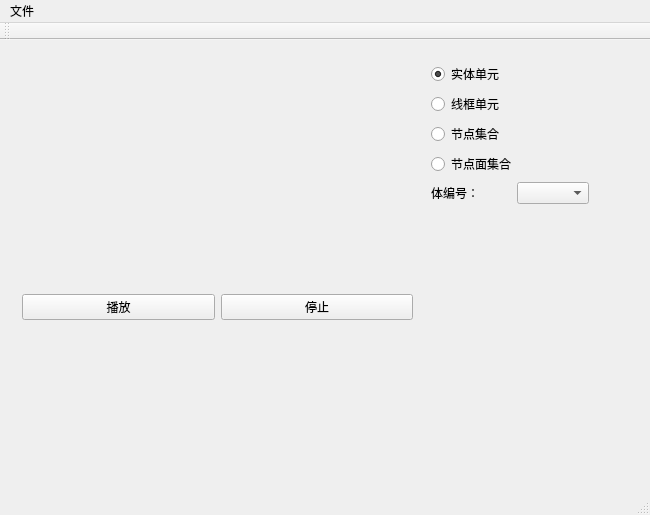
The window that vtkShower/vtkshower.ui (liuxq/vtkShower) describes before a commit, drawn with Qt 5.
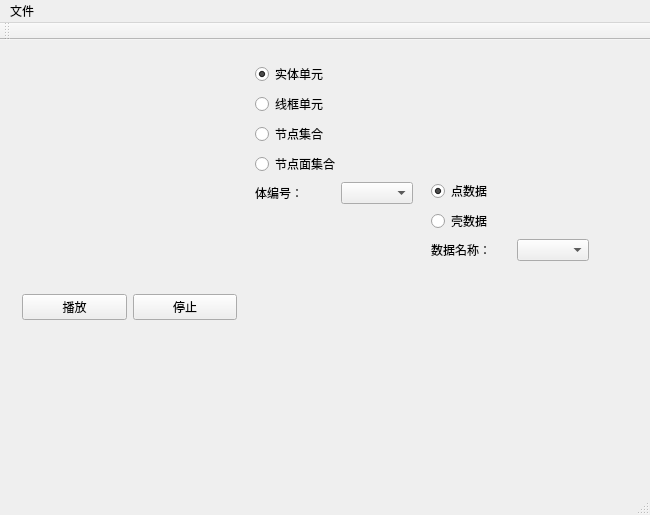
The same window after the commit. Custom widgets are drawn as their Qt base class.

```diff
--- a/vtkShower/vtkshower.ui
+++ b/vtkShower/vtkshower.ui
@@ -169,6 +169,110 @@
        </layout>
       </widget>
      </item>
+     <item>
+      <widget class="QWidget" name="right_widget_lsd" native="true">
+       <property name="sizePolicy">
+        <sizepolicy hsizetype="Fixed" vsizetype="Fixed">
+         <horstretch>0</horstretch>
+         <verstretch>0</verstretch>
+        </sizepolicy>
+       </property>
+       <property name="minimumSize">
+        <size>
+         <width>150</width>
+         <height>0</height>
+        </size>
+       </property>
+       <property name="maximumSize">
+        <size>
+         <width>150</width>
+         <height>16777215</height>
+        </size>
+       </property>
+       <layout class="QVBoxLayout" name="right_2">
+        <property name="sizeConstraint">
+         <enum>QLayout::SetFixedSize</enum>
+        </property>
+        <property name="leftMargin">
+         <number>1</number>
+        </property>
+        <item>
+         <widget class="QRadioButton" name="radioButton_point_data">
+          <property name="sizePolicy">
+           <sizepolicy hsizetype="Fixed" vsizetype="Fixed">
+            <horstretch>0</horstretch>
+            <verstretch>0</verstretch>
+           </sizepolicy>
+          </property>
+          <property name="minimumSize">
+           <size>
+            <width>150</width>
+            <height>0</height>
+           </size>
+          </property>
+          <property name="maximumSize">
+           <size>
+            <width>150</width>
+            <height>16777215</height>
+           </size>
+          </property>
+          <property name="text">
+           <string>点数据</string>
+          </property>
+          <property name="checked">
+           <bool>true</bool>
+          </property>
+         </widget>
+        </item>
+        <item>
+         <widget class="QRadioButton" name="radioButton_shell_data">
+          <property name="text">
+           <string>壳数据</string>
+          </property>
+         </widget>
+        </item>
+        <item>
+         <layout class="QHBoxLayout" name="horizontalLayout_data">
+          <item>
+           <widget class="QLabel" name="label_doc_2">
+            <property name="sizePolicy">
+             <sizepolicy hsizetype="Fixed" vsizetype="Preferred">
+              <horstretch>0</horstretch>
+              <verstretch>0</verstretch>
+             </sizepolicy>
+            </property>
+            <property name="minimumSize">
+             <size>
+              <width>80</width>
+              <height>0</height>
+             </size>
+            </property>
+            <property name="maximumSize">
+             <size>
+              <width>80</width>
+              <height>20</height>
+             </size>
+            </property>
+            <property name="text">
+             <string>数据名称：</string>
+            </property>
+           </widget>
+          </item>
+          <item>
+           <widget class="QComboBox" name="comboBox_data_name">
+            <property name="sizePolicy">
+             <sizepolicy hsizetype="Minimum" vsizetype="Fixed">
+              <horstretch>0</horstretch>
+              <verstretch>0</verstretch>
+             </sizepolicy>
+            </property>
+           </widget>
+          </item>
+         </layout>
+        </item>
+       </layout>
+      </widget>
+     </item>
     </layout>
    </widget>
   </widget>
```
Left out of the diff: 4 changed lines with no effect on the pictures.
